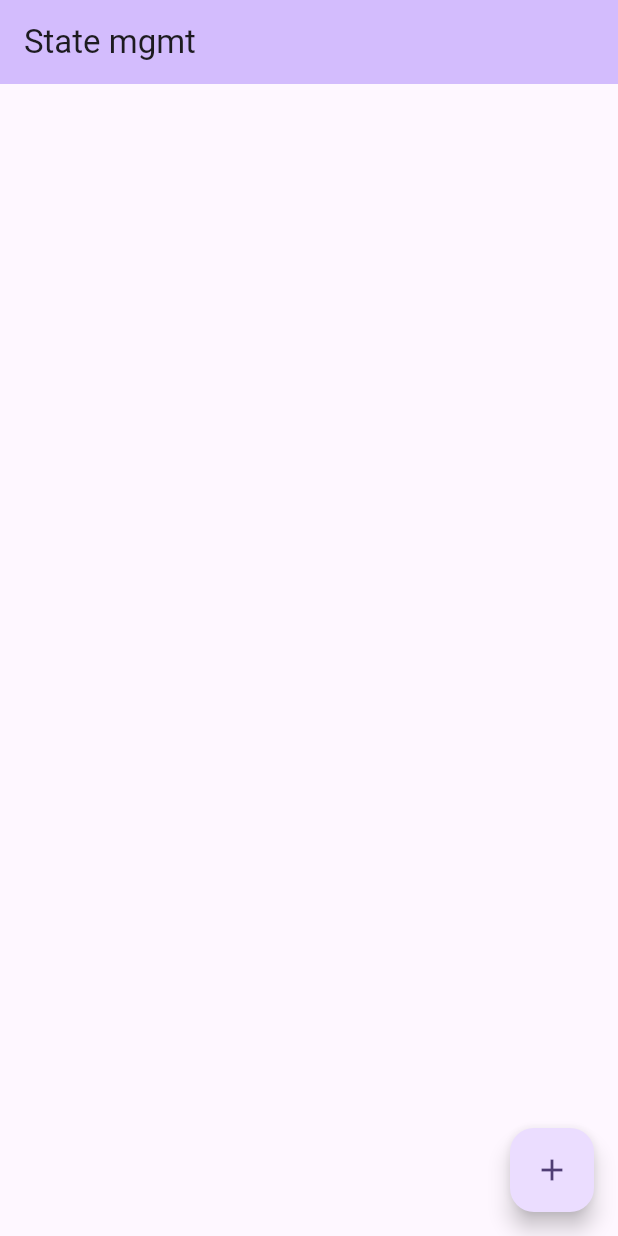
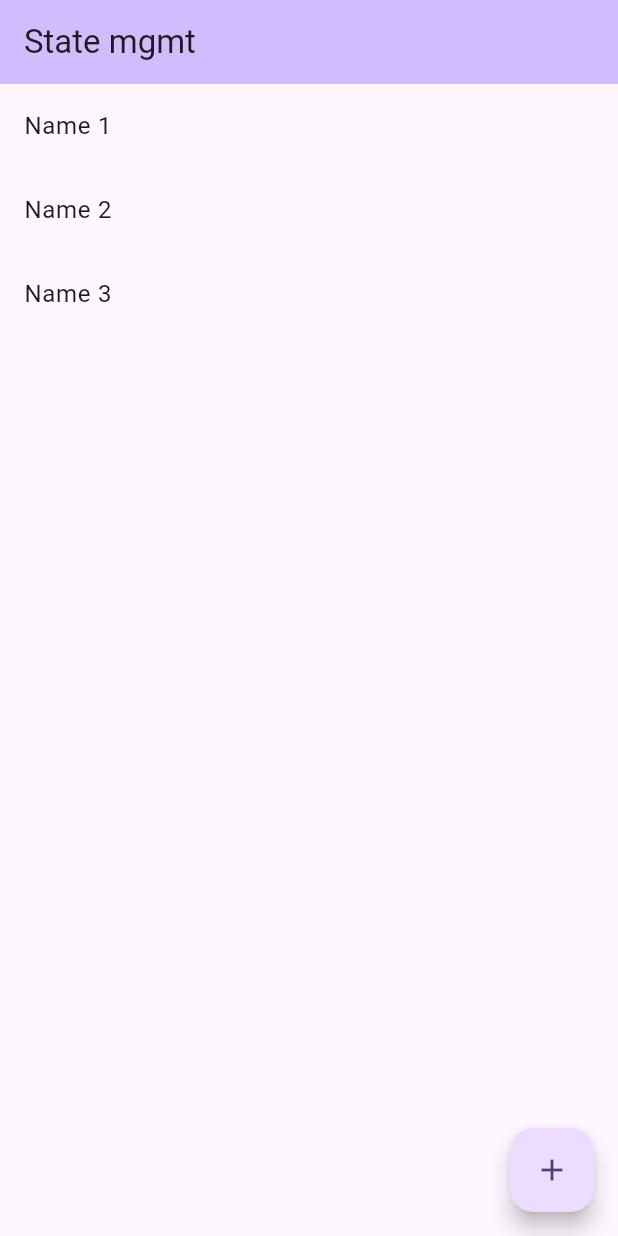
Before and after one commit to ClementPeter/flutter_state_mgmt, a Flutter app: the screen it shows after launch, on a phone screen of 412 x 824 dp. Run offline on Flutter 3.47's test engine with Material 3 defaults, Android fonts, the phone set to English and light mode, and no system bars.

Commit message:
state_mgmt

```diff
--- a/state_mgmt/value_notifier/lib/contact_app/contact_book.dart
+++ b/state_mgmt/value_notifier/lib/contact_app/contact_book.dart
@@ -1,11 +1,11 @@
 // //State Management Logic - Using ValueNotifier
 
 // import 'package:flutter/material.dart';
-// import 'package:value_notifier/contact.dart';
+// import 'package:value_notifier/contact_app/contact.dart';
 
 // class ContactBook extends ValueNotifier<List<Contact>> {
 //   //1. Singleton instance pattern
-//   ContactBook._sharedInstance() : super([Contact(name: 'Peter')]); //constructor
+//   ContactBook._sharedInstance() : super([]); //constructor
 
 //   static final ContactBook _shared = ContactBook._sharedInstance();
 //   factory ContactBook() => _shared;
@@ -18,12 +18,18 @@
 
 //   //2. Add to contacts function
 //   void add({required Contact contact}) {
+//     if (contact.name.isEmpty) {
+//       return;
+//     }
+
+//     print('Add contact ::::: $value');
 //     value.add(contact);
 //     notifyListeners();
 //   }
 
 //   //4. Remove from the _contact list
 //   void remove({required Contact contact}) {
+//     print('remove contact ::::: $value');
 //     value.remove(contact);
 //     notifyListeners();
 //   }
@@ -34,32 +40,45 @@
 //   }
 // }
 
-//Demo 2 - Creating State mgmt w/o factory constructor
+//
+//
+//
+//
+//
+//
+
+///Demo 2 - Creating State mgmt w/o factory constructor
 
 import 'package:flutter/material.dart';
-import 'package:value_notifier/contact.dart';
+import 'package:value_notifier/contact_app/contact.dart';
 
 class ContactBook extends ValueNotifier<List<Contact>> {
-  ContactBook({List<Contact>? contacts}) : super(contacts ?? []);
+  // ContactBook({List<Contact>? contacts}) : super(contacts ?? []);
+  ContactBook() : super([]);
 
   //2. Expose the length of our contact
   int get length => value.length;
 
   //2. Add to contacts function
   void add({required Contact contact}) {
-    //value.add(contact);
-    value = [...value, contact];
+    value.add(contact);
+    notifyListeners();
+
+    //OR this -> No need for notifyListeners since we are accesing the setter directly
+    //value = [...value, contact];
+    print('Add contact ::::: $value');
   }
 
   //4. Remove from the _contact list
   void remove({required Contact contact}) {
     //value.remove(contact);
+    // notifyListeners();
 
     var oldContact = [...value];
     oldContact.remove(contact);
 
     value = oldContact;
-    notifyListeners();
+    print('remove contact ::::: $value');
   }
 
   //5. Access _contacts data using it's index
--- a/state_mgmt/value_notifier/lib/contact_app/new_contact_view.dart
+++ b/state_mgmt/value_notifier/lib/contact_app/new_contact_view.dart
@@ -1,6 +1,6 @@
 import 'package:flutter/material.dart';
-import 'package:value_notifier/contact.dart';
-import 'package:value_notifier/contact_book.dart';
+import 'package:value_notifier/contact_app/contact.dart';
+import 'package:value_notifier/contact_app/contact_book.dart';
 
 class NewContactView extends StatefulWidget {
   const NewContactView({super.key});
--- a/state_mgmt/vanilla_contact/lib/contact_book.dart
+++ b/state_mgmt/vanilla_contact/lib/contact_book.dart
@@ -1,4 +1,8 @@
-//State Management Logic
+//Manual State Management Logic without Value Notifier
+
+//In this section
+//NOTE: In the above snippet, the UI does not get any update because
+//there is no actual trigger to update the state
 
 import 'package:vanilla_contact/contact.dart';
 
@@ -10,13 +14,20 @@ class ContactBook {
   factory ContactBook() => _shared;
 
   //2. Create a contact storage
-  final List<Contact> _contacts = [];
+  //final List<Contact> _contacts = [];
+
+  final List<Contact> _contacts = [
+    const Contact(name: 'Name 1'),
+    const Contact(name: 'Name 2'),
+    const Contact(name: 'Name 3'),
+  ];
 
   //3. Expose the length of our contact
   int get length => _contacts.length;
 
   //4. Add to contacts function
   void add({required Contact contact}) {
+    print(_contacts);
     _contacts.add(contact);
   }
 
--- a/state_mgmt/vanilla_contact/lib/main.dart
+++ b/state_mgmt/vanilla_contact/lib/main.dart
@@ -12,7 +12,7 @@ class MyApp extends StatelessWidget {
   @override
   Widget build(BuildContext context) {
     return MaterialApp(
-      title: 'Flutter Demo',
+      title: 'State mgmt',
       theme: ThemeData(
         colorScheme: ColorScheme.fromSeed(seedColor: Colors.deepPurple),
         useMaterial3: true,
@@ -39,6 +39,7 @@ class _MyHomePageState extends State<MyHomePage> {
 
   @override
   Widget build(BuildContext context) {
+    print('UI rebuilt');
     return Scaffold(
       appBar: AppBar(
         backgroundColor: Theme.of(context).colorScheme.inversePrimary,
@@ -53,8 +54,11 @@ class _MyHomePageState extends State<MyHomePage> {
       ),
       floatingActionButton: FloatingActionButton(
         onPressed: () {
-          Navigator.of(context).pushNamed('/new-contact');
-          setState(() {});
+          setState(() {
+            Navigator.of(context).pushNamed('/new-contact');
+          });
+
+          //setState(() {});
         },
         tooltip: 'Increment',
         child: const Icon(Icons.add),
--- a/state_mgmt/vanilla_contact/lib/new_contact_view.dart
+++ b/state_mgmt/vanilla_contact/lib/new_contact_view.dart
@@ -44,6 +44,8 @@ class _NewContactViewState extends State<NewContactView> {
           ElevatedButton(
             child: const Text('Add to list'),
             onPressed: () {
+              //setstate is not needed here since the UI to be rebuilt isnt here
+
               final contact = Contact(name: _controller.text);
               ContactBook().add(contact: contact);
               Navigator.of(context).pop();
```
Also changed, not shown: state_mgmt/value_notifier/lib/example2/example2TestList.dart (added, +9 -0 lines), state_mgmt/value_notifier/lib/main.dart (renamed from state_mgmt/value_notifier/lib/contact_app/main.dart, +11 -6 lines), state_mgmt/value_notifier/lib/example2/example2.dart (added), 4 other files.
